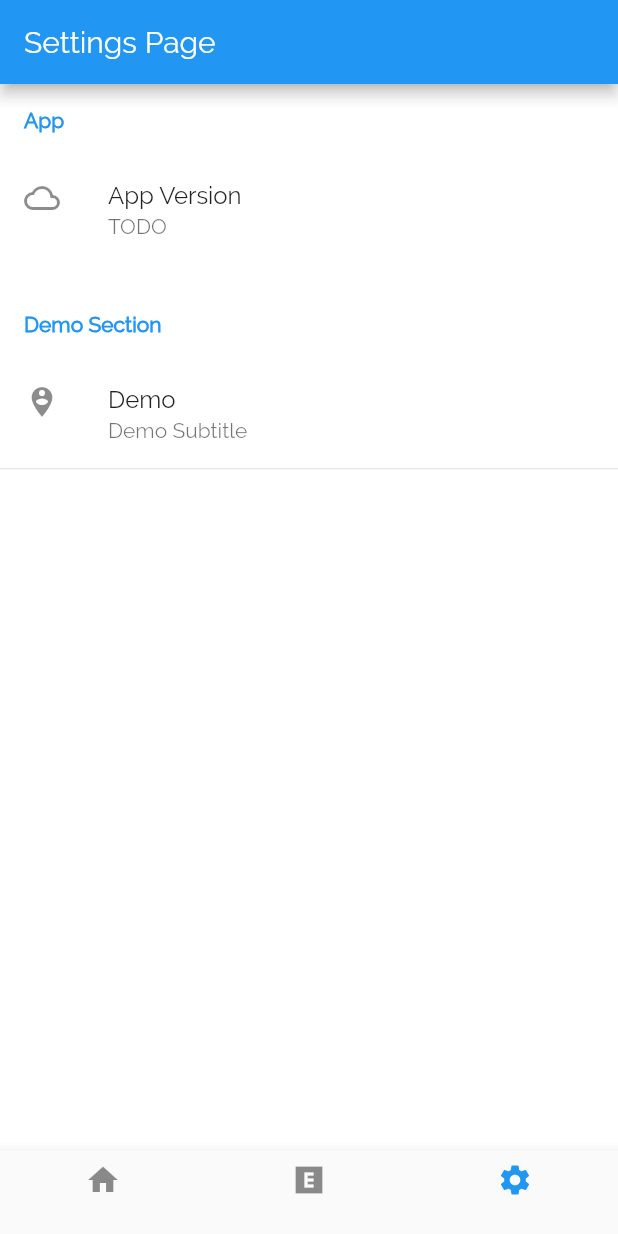
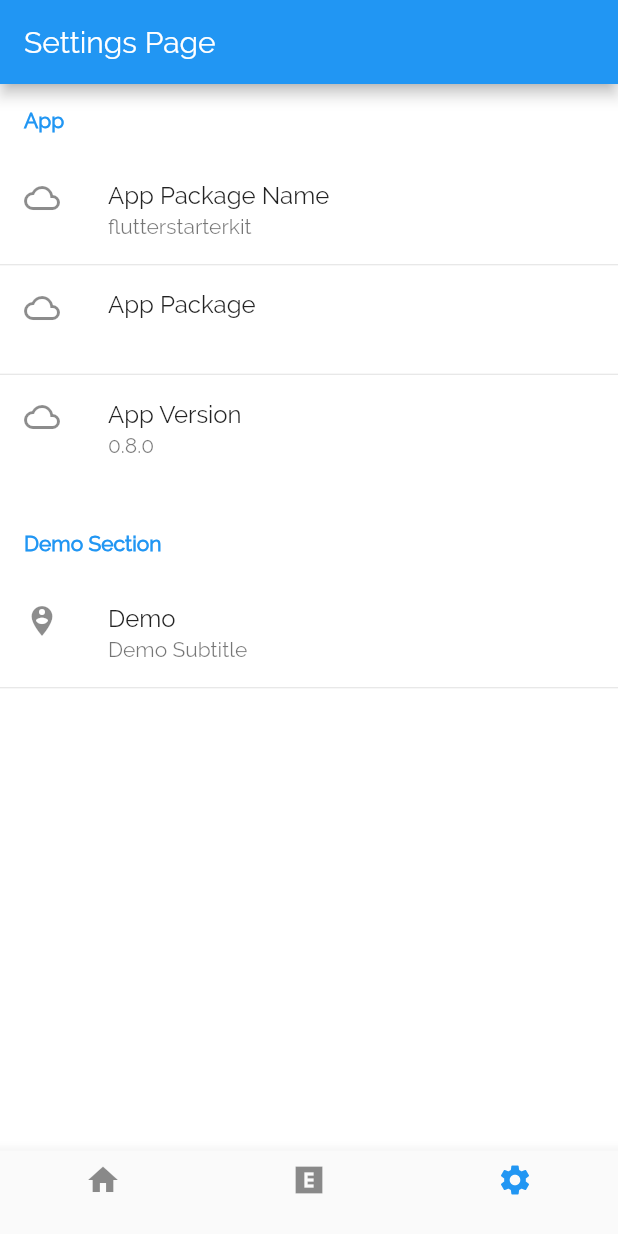
Before and after one commit to leoalbalah/FlutterStarterKit, a Flutter app: the screen it shows after launch, item 3 of the bottom bar chosen, on a phone screen of 412 x 824 dp. Run offline on Flutter 3.47's test engine with Material 2 defaults, Android fonts, the light colour scheme and no system bars; our stand-ins replace package_info.

Commit message:
Working Package Info

```diff
--- a/lib/logic/globals/Texts.dart
+++ b/lib/logic/globals/Texts.dart
@@ -5,6 +5,8 @@ String xDeveloperInfo = "Developed by:\nleoalbalah@gmail.com";
 String xActualCount = 'Actual Count:';
 
 String xAppSection = "App";
+String xAppName = "App Package Name";
+String xAppPackage = "App Package";
 String xAppVersion = "App Version";
 String xDemoSection = "Demo Section";
 String xDemoTitle = "Demo";
--- a/lib/ui/pages/SettingsPage.dart
+++ b/lib/ui/pages/SettingsPage.dart
@@ -3,6 +3,7 @@ import 'package:flutterstarterkit/logic/globals/Texts.dart';
 import 'package:flutterstarterkit/ui/widgets/SettingsList.dart';
 import 'package:flutterstarterkit/ui/widgets/SettingsSection.dart';
 import 'package:flutterstarterkit/ui/widgets/SettingsTile.dart';
+import 'package:package_info/package_info.dart';
 
 class SettingsPage extends StatefulWidget {
   SettingsPage({Key key}) : super(key: key);
@@ -12,6 +13,24 @@ class SettingsPage extends StatefulWidget {
 }
 
 class _MySettingsPageState extends State<SettingsPage> {
+  PackageInfo _packageInfo = PackageInfo(
+      appName: 'Unknown',
+      packageName: 'Unknown',
+      version: "Unknown",
+      buildNumber: "Unknown");
+
+  @override
+  void initState() {
+    initPackageInfo();
+  }
+
+  Future<void> initPackageInfo() async {
+    final PackageInfo info = await PackageInfo.fromPlatform();
+    setState(() {
+      _packageInfo = info;
+    });
+  }
+
   @override
   Widget build(BuildContext context) {
     return WillPopScope(
@@ -28,8 +47,18 @@ class _MySettingsPageState extends State<SettingsPage> {
               title: xAppSection,
               tiles: [
                 SettingsTile(
+                  title: xAppName,
+                  subtitle: _packageInfo.appName,
+                  leading: Icon(Icons.cloud_queue),
+                ),
+                SettingsTile(
+                  title: xAppPackage,
+                  subtitle: _packageInfo.packageName,
+                  leading: Icon(Icons.cloud_queue),
+                ),
+                SettingsTile(
                   title: xAppVersion,
-                  subtitle: "TODO",
+                  subtitle: _packageInfo.version,
                   leading: Icon(Icons.cloud_queue),
                 ),
               ],
```
Also changed, not shown: 1 other file.
